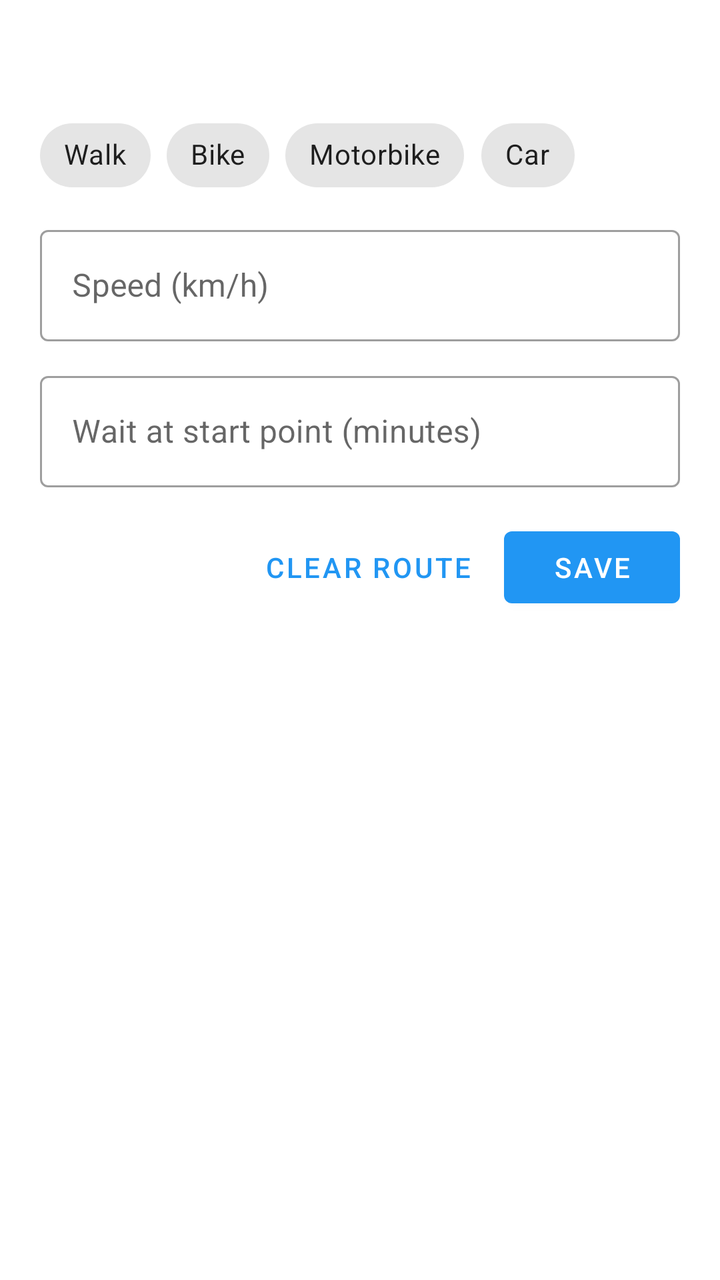
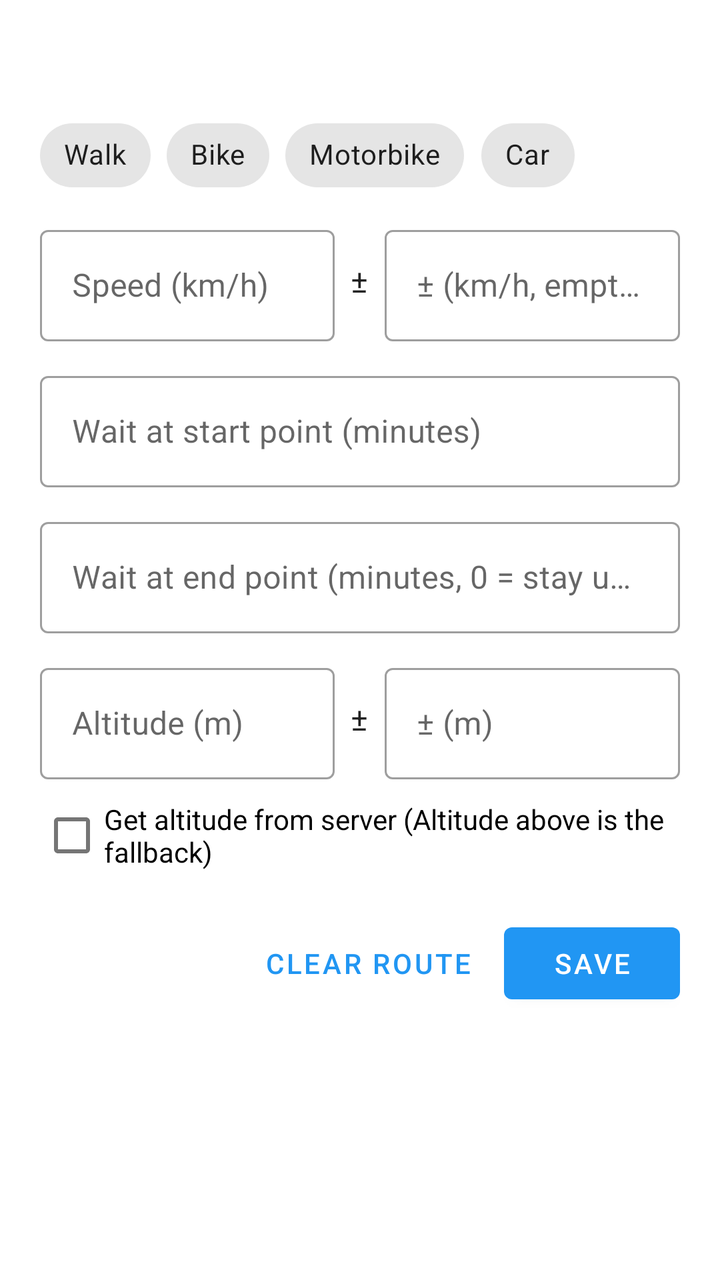

The first picture is an Android layout as it rendered before a commit; the second is the same layout after the commit. The layout source and the unified diff follow.
<!-- AndroidManifest.xml: application theme Theme.SetLoc -->
<!-- res/layout/route_options.xml -->
<?xml version="1.0" encoding="utf-8"?>
<LinearLayout xmlns:android="http://schemas.android.com/apk/res/android"
    xmlns:app="http://schemas.android.com/apk/res-auto"
    android:layout_width="match_parent"
    android:layout_height="wrap_content"
    android:orientation="vertical"
    android:paddingStart="20dp"
    android:paddingTop="20dp"
    android:paddingEnd="20dp"
    android:paddingBottom="16dp">

    <TextView
        android:id="@+id/route_summary"
        android:layout_width="match_parent"
        android:layout_height="wrap_content"
        android:textAppearance="?attr/textAppearanceSubtitle1"
        android:textStyle="bold" />

    <com.google.android.material.chip.ChipGroup
        android:id="@+id/route_mode"
        android:layout_width="match_parent"
        android:layout_height="wrap_content"
        android:layout_marginTop="12dp"
        app:selectionRequired="true"
        app:singleSelection="true">

        <com.google.android.material.chip.Chip
            android:id="@+id/mode_walk"
            style="@style/Widget.MaterialComponents.Chip.Choice"
            android:layout_width="wrap_content"
            android:layout_height="wrap_content"
            android:text="@string/mode_walk" />

        <com.google.android.material.chip.Chip
            android:id="@+id/mode_bike"
            style="@style/Widget.MaterialComponents.Chip.Choice"
            android:layout_width="wrap_content"
            android:layout_height="wrap_content"
            android:text="@string/mode_bike" />

        <com.google.android.material.chip.Chip
            android:id="@+id/mode_motor"
            style="@style/Widget.MaterialComponents.Chip.Choice"
            android:layout_width="wrap_content"
            android:layout_height="wrap_content"
            android:text="@string/mode_motor" />

        <com.google.android.material.chip.Chip
            android:id="@+id/mode_car"
            style="@style/Widget.MaterialComponents.Chip.Choice"
            android:layout_width="wrap_content"
            android:layout_height="wrap_content"
            android:text="@string/mode_car" />
    </com.google.android.material.chip.ChipGroup>

    <com.google.android.material.textfield.TextInputLayout
        style="@style/Widget.MaterialComponents.TextInputLayout.OutlinedBox"
        android:layout_width="match_parent"
        android:layout_height="wrap_content"
        android:layout_marginTop="8dp"
        android:hint="@string/route_speed">

        <com.google.android.material.textfield.TextInputEditText
            android:id="@+id/route_speed"
            android:layout_width="match_parent"
            android:layout_height="wrap_content"
            android:inputType="numberDecimal"
            android:maxLength="5" />
    </com.google.android.material.textfield.TextInputLayout>

    <com.google.android.material.textfield.TextInputLayout
        style="@style/Widget.MaterialComponents.TextInputLayout.OutlinedBox"
        android:layout_width="match_parent"
        android:layout_height="wrap_content"
        android:layout_marginTop="12dp"
        android:hint="@string/route_wait_start">

        <com.google.android.material.textfield.TextInputEditText
            android:id="@+id/route_wait"
            android:layout_width="match_parent"
            android:layout_height="wrap_content"
            android:inputType="numberDecimal"
            android:maxLength="5" />
    </com.google.android.material.textfield.TextInputLayout>

    <LinearLayout
        android:layout_width="match_parent"
        android:layout_height="wrap_content"
        android:layout_marginTop="16dp"
        android:gravity="end"
        android:orientation="horizontal">

        <com.google.android.material.button.MaterialButton
            android:id="@+id/route_clear"
            style="@style/Widget.MaterialComponents.Button.TextButton"
            android:layout_width="wrap_content"
            android:layout_height="wrap_content"
            android:text="@string/route_clear" />

        <com.google.android.material.button.MaterialButton
            android:id="@+id/route_save"
            android:layout_width="wrap_content"
            android:layout_height="wrap_content"
            android:layout_marginStart="8dp"
            android:text="@string/route_save" />
    </LinearLayout>
</LinearLayout>
<!-- resources referenced by this layout -->
<resources>
  <string name="mode_bike">Bike</string>
  <string name="mode_car">Car</string>
  <string name="mode_motor">Motorbike</string>
  <string name="mode_walk">Walk</string>
  <string name="route_clear">Clear route</string>
  <string name="route_save">Save</string>
  <string name="route_speed">Speed (km/h)</string>
  <string name="route_wait_start">Wait at start point (minutes)</string>
  <style name="Theme.SetLoc" parent="Theme.MaterialComponents.DayNight.NoActionBar">
  
          <item name="colorPrimary">@color/primary</item>
          <item name="colorPrimaryDark">@color/primary_dark</item>
          <item name="colorAccent">@color/accent</item>
          <item name="colorOnPrimary">@color/white</item>
          <item name="android:navigationBarColor">@android:color/transparent</item>
  
      </style>
  <color name="primary">#2196F3</color>
  <color name="primary_dark">#1976D2</color>
  <color name="accent">#FF3F80</color>
  <color name="white">#FFFFFFFF</color>
</resources>

<!-- the commit's change to res/layout/route_options.xml (unified diff, before → after) -->
@@ -53,15 +53,61 @@
             android:text="@string/mode_car" />
     </com.google.android.material.chip.ChipGroup>
 
+    <LinearLayout
+        android:layout_width="match_parent"
+        android:layout_height="wrap_content"
+        android:layout_marginTop="8dp"
+        android:orientation="horizontal">
+
+        <com.google.android.material.textfield.TextInputLayout
+            style="@style/Widget.MaterialComponents.TextInputLayout.OutlinedBox"
+            android:layout_width="0dp"
+            android:layout_height="wrap_content"
+            android:layout_weight="1"
+            android:hint="@string/route_speed">
+
+            <com.google.android.material.textfield.TextInputEditText
+                android:id="@+id/route_speed"
+                android:layout_width="match_parent"
+                android:layout_height="wrap_content"
+                android:inputType="numberDecimal"
+                android:maxLength="5" />
+        </com.google.android.material.textfield.TextInputLayout>
+
+        <TextView
+            android:layout_width="wrap_content"
+            android:layout_height="wrap_content"
+            android:layout_gravity="center_vertical"
+            android:layout_marginStart="8dp"
+            android:layout_marginEnd="8dp"
+            android:text="±"
+            android:textAppearance="?attr/textAppearanceSubtitle1" />
+
+        <com.google.android.material.textfield.TextInputLayout
+            style="@style/Widget.MaterialComponents.TextInputLayout.OutlinedBox"
+            android:layout_width="0dp"
+            android:layout_height="wrap_content"
+            android:layout_weight="1"
+            android:hint="@string/route_speed_var">
+
+            <com.google.android.material.textfield.TextInputEditText
+                android:id="@+id/route_speed_var"
+                android:layout_width="match_parent"
+                android:layout_height="wrap_content"
+                android:inputType="numberDecimal"
+                android:maxLength="5" />
+        </com.google.android.material.textfield.TextInputLayout>
+    </LinearLayout>
+
     <com.google.android.material.textfield.TextInputLayout
         style="@style/Widget.MaterialComponents.TextInputLayout.OutlinedBox"
         android:layout_width="match_parent"
         android:layout_height="wrap_content"
-        android:layout_marginTop="8dp"
-        android:hint="@string/route_speed">
+        android:layout_marginTop="12dp"
+        android:hint="@string/route_wait_start">
 
         <com.google.android.material.textfield.TextInputEditText
-            android:id="@+id/route_speed"
+            android:id="@+id/route_wait"
             android:layout_width="match_parent"
             android:layout_height="wrap_content"
             android:inputType="numberDecimal"
@@ -73,15 +119,68 @@
         android:layout_width="match_parent"
         android:layout_height="wrap_content"
         android:layout_marginTop="12dp"
-        android:hint="@string/route_wait_start">
+        android:hint="@string/route_wait_end">
 
         <com.google.android.material.textfield.TextInputEditText
-            android:id="@+id/route_wait"
+            android:id="@+id/route_wait_end"
             android:layout_width="match_parent"
             android:layout_height="wrap_content"
             android:inputType="numberDecimal"
             android:maxLength="5" />
     </com.google.android.material.textfield.TextInputLayout>
+
+    <LinearLayout
+        android:layout_width="match_parent"
+        android:layout_height="wrap_content"
+        android:layout_marginTop="12dp"
+        android:orientation="horizontal">
+
+        <com.google.android.material.textfield.TextInputLayout
+            style="@style/Widget.MaterialComponents.TextInputLayout.OutlinedBox"
+            android:layout_width="0dp"
+            android:layout_height="wrap_content"
+            android:layout_weight="1"
+            android:hint="@string/route_altitude">
+
+            <com.google.android.material.textfield.TextInputEditText
+                android:id="@+id/route_altitude"
+                android:layout_width="match_parent"
+                android:layout_height="wrap_content"
+                android:inputType="numberDecimal|numberSigned"
+                android:maxLength="7" />
+        </com.google.android.material.textfield.TextInputLayout>
+
+        <TextView
+            android:layout_width="wrap_content"
+            android:layout_height="wrap_content"
+            android:layout_gravity="center_vertical"
+            android:layout_marginStart="8dp"
+            android:layout_marginEnd="8dp"
+            android:text="±"
+            android:textAppearance="?attr/textAppearanceSubtitle1" />
+
+        <com.google.android.material.textfield.TextInputLayout
+            style="@style/Widget.MaterialComponents.TextInputLayout.OutlinedBox"
+            android:layout_width="0dp"
+            android:layout_height="wrap_content"
+            android:layout_weight="1"
+            android:hint="@string/route_altitude_var">
+
+            <com.google.android.material.textfield.TextInputEditText
+                android:id="@+id/route_altitude_var"
+                android:layout_width="match_parent"
+                android:layout_height="wrap_content"
+                android:inputType="numberDecimal"
+                android:maxLength="5" />
+        </com.google.android.material.textfield.TextInputLayout>
+    </LinearLayout>
+
+    <com.google.android.material.checkbox.MaterialCheckBox
+        android:id="@+id/route_altitude_server"
+        android:layout_width="match_parent"
+        android:layout_height="wrap_content"
+        android:layout_marginTop="4dp"
+        android:text="@string/route_altitude_server" />
 
     <LinearLayout
         android:layout_width="match_parent"
<!-- resource entries referenced after the edit -->
@@ -4,9 +4,14 @@
   <string name="mode_car">Car</string>
   <string name="mode_motor">Motorbike</string>
   <string name="mode_walk">Walk</string>
+  <string name="route_altitude">Altitude (m)</string>
+  <string name="route_altitude_server">Get altitude from server (Altitude above is the fallback)</string>
+  <string name="route_altitude_var">± (m)</string>
   <string name="route_clear">Clear route</string>
   <string name="route_save">Save</string>
   <string name="route_speed">Speed (km/h)</string>
+  <string name="route_speed_var">± (km/h, empty = 8%)</string>
+  <string name="route_wait_end">Wait at end point (minutes, 0 = stay until Stop)</string>
   <string name="route_wait_start">Wait at start point (minutes)</string>
   <style name="Theme.SetLoc" parent="Theme.MaterialComponents.DayNight.NoActionBar">
   
